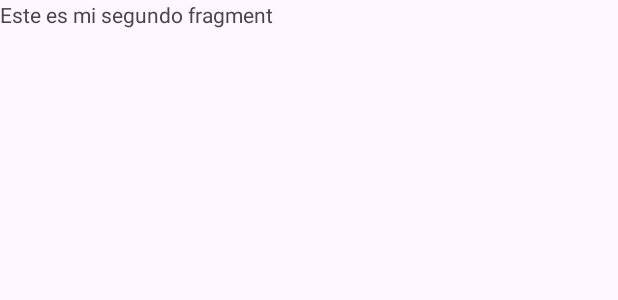
After one commit to Erickescorpions/diploma-android-module5, an Android app built with Jetpack Compose: the layout fragment_second.xml on its own in the app's theme, with its tools: preview values and no code run, on a phone screen of 412 x 824 dp. The commit adds this screen. Shown: the top 300 px of the screen. Run offline under Robolectric (Android 15) with nearby library versions, the phone set to English and light mode, and no system bars.

Commit message:
feat: fragments

```diff
--- /dev/null
+++ b/app/src/main/res/layout/fragment_second.xml
@@ -0,0 +1,13 @@
+<?xml version="1.0" encoding="utf-8"?>
+<FrameLayout xmlns:android="http://schemas.android.com/apk/res/android"
+    xmlns:tools="http://schemas.android.com/tools"
+    android:layout_width="match_parent"
+    android:layout_height="match_parent"
+    tools:context=".practices.fragments.SecondFragment">
+
+    <TextView
+        android:layout_width="match_parent"
+        android:layout_height="match_parent"
+        android:text="Este es mi segundo fragment" />
+
+</FrameLayout>
--- a/app/src/main/res/values/strings.xml
+++ b/app/src/main/res/values/strings.xml
@@ -2,4 +2,6 @@
     <string name="app_name">HelloModulo4</string>
     <string name="animal_title">Title</string>
     <string name="animal_description">Description</string>
+    <!-- TODO: Remove or change this placeholder text -->
+    <string name="hello_blank_fragment">Hello blank fragment</string>
 </resources>
--- a/app/src/main/res/values/themes.xml
+++ b/app/src/main/res/values/themes.xml
@@ -1,6 +1,6 @@
 <resources xmlns:tools="http://schemas.android.com/tools">
     <!-- Base application theme. -->
-    <style name="Base.Theme.HelloModulo4" parent="Theme.Material3.DayNight">
+    <style name="Base.Theme.HelloModulo4" parent="Theme.Material3.DayNight.NoActionBar">
         <!-- Customize your light theme here. -->
         <!-- <item name="colorPrimary">@color/my_light_primary</item> -->
     </style>
```
Also changed, not shown: app/src/main/AndroidManifest.xml (+12 -13 lines), app/src/main/java/com/erickvazquezs/hellomodulo4/practices/fragments/FirstFragment.kt (added, +22 -0 lines), app/src/main/java/com/erickvazquezs/hellomodulo4/practices/fragments/FragmentActivity.kt (added, +21 -0 lines), app/src/main/java/com/erickvazquezs/hellomodulo4/practices/fragments/SecondFragment.kt (added, +24 -0 lines), app/src/main/res/layout/activity_fragment.xml (added, +27 -0 lines), app/src/main/res/layout/fragment_first.xml (added, +13 -0 lines).
